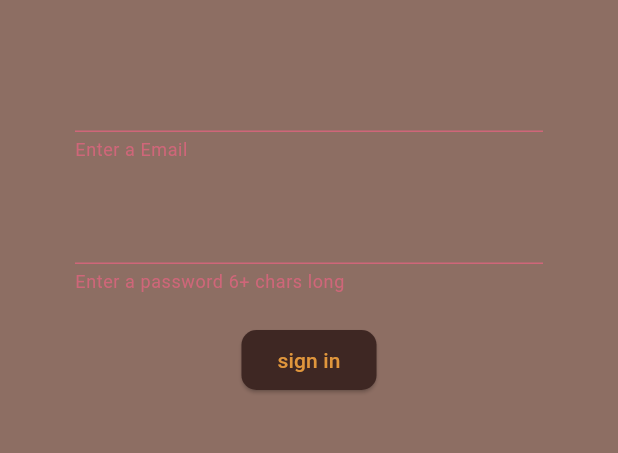
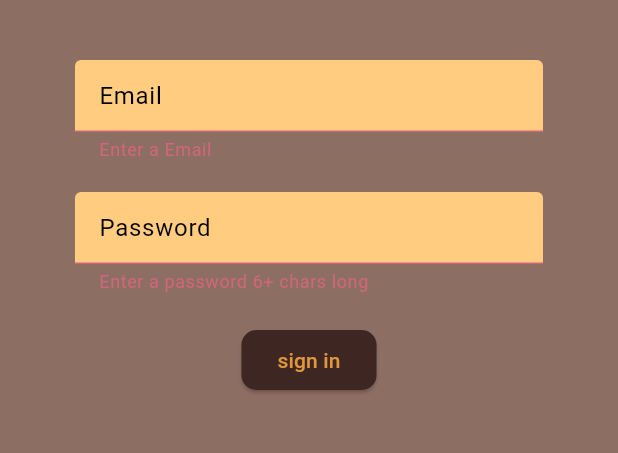
Before and after one commit to MohammadJavadJafari0/Brew-Crew-App-with-Flutter-Firebase-Provider-Order-Coffee-Application-for-Organizations, a Flutter app: the screen it shows after launch, after a tap on "sign in", on a phone screen of 412 x 824 dp, the part 84-537 px from its top. Run offline on Flutter 3.47's test engine with Material 3 defaults, Android fonts, the phone set to English and light mode, and no system bars; our stand-ins replace firebase_auth, firebase_core; accounts and stored records are empty.

Commit message:
change in TextFormFields appearance

```diff
--- a/lib/screens/authenticate/register.dart
+++ b/lib/screens/authenticate/register.dart
@@ -73,6 +73,7 @@ class _RegisterState extends State<Register> {
                     height: 20.0,
                   ),
                   TextFormField(
+                    decoration: textInputDecoration.copyWith(hintText: "Email"),
                     style: const TextStyle(
                         color: Color.fromARGB(255, 224, 150, 60)),
                     validator: (value) =>
@@ -85,6 +86,7 @@ class _RegisterState extends State<Register> {
                     height: 20.0,
                   ),
                   TextFormField(
+                    decoration: textInputDecoration.copyWith(hintText: "Password"),
                     obscureText: true,
                     validator: (value) => value!.length < 6
                         ? "Enter a password 6+ chars long"
--- a/lib/screens/authenticate/sign_in.dart
+++ b/lib/screens/authenticate/sign_in.dart
@@ -77,6 +77,7 @@ class _SignInState extends State<SignIn> {
                     height: 20.0,
                   ),
                   TextFormField(
+                    decoration: textInputDecoration.copyWith(hintText: "Email"),
                     validator: (value) =>
                         value!.isEmpty ? "Enter a Email" : null,
                     onChanged: (value) {
@@ -87,6 +88,8 @@ class _SignInState extends State<SignIn> {
                     height: 20.0,
                   ),
                   TextFormField(
+                    decoration:
+                        textInputDecoration.copyWith(hintText: "Password"),
                     obscureText: true,
                     validator: (value) => value!.length < 6
                         ? "Enter a password 6+ chars long"
@@ -109,9 +112,12 @@ class _SignInState extends State<SignIn> {
                         if (_formKey.currentState!.validate()) {
                           print("valid");
 
-                        dynamic result = await _auth.signInWithEmailAndPassword(email: email, password: password);
+                          dynamic result =
+                              await _auth.signInWithEmailAndPassword(
+                                  email: email, password: password);
                           if (result == null) {
-                          setState(() => error = "Could not sign in with those credentials!");
+                            setState(() => error =
+                                "Could not sign in with those credentials!");
                           }
                         }
                       },
--- a/lib/shared/constants.dart
+++ b/lib/shared/constants.dart
@@ -1,3 +1,14 @@
 import 'package:flutter/material.dart';
 
+//messageColor
 Color massagesColor = const Color.fromARGB(255, 144, 15, 6);
+
+//textInputDecoration
+const textInputDecoration = InputDecoration(
+    hintStyle: TextStyle(color: Colors.black),
+    fillColor: Color(0xFFFFCC80),
+    filled: true,
+    enabledBorder: OutlineInputBorder(
+        borderSide: BorderSide(color: Colors.white, width: 2.0)),
+    focusedBorder: OutlineInputBorder(
+        borderSide: BorderSide(color: Color(0xFFE69D45), width: 2.0)));
```
Lines whose indentation alone changed are shown as unchanged.
